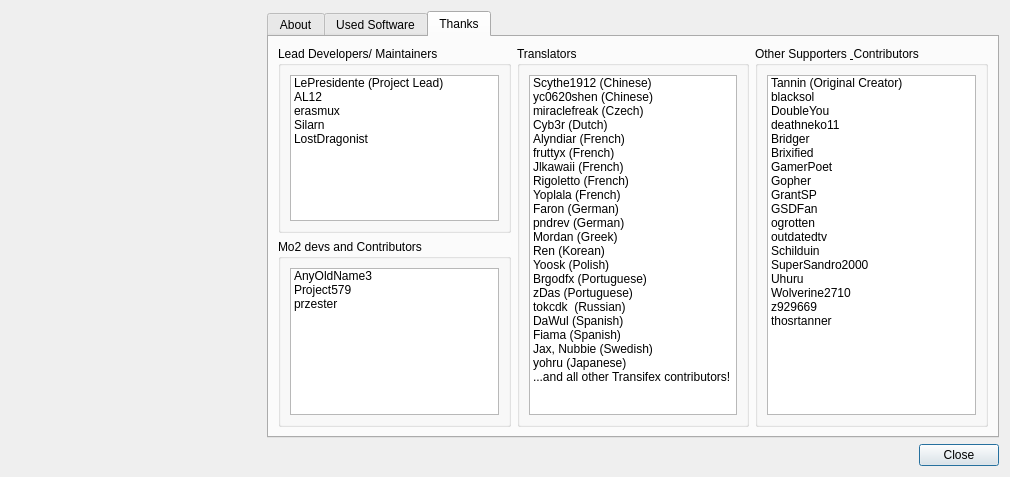
The window that modorganizer/src/aboutdialog.ui (Holt59/mo2-merge) describes before a commit, drawn with Qt 5.
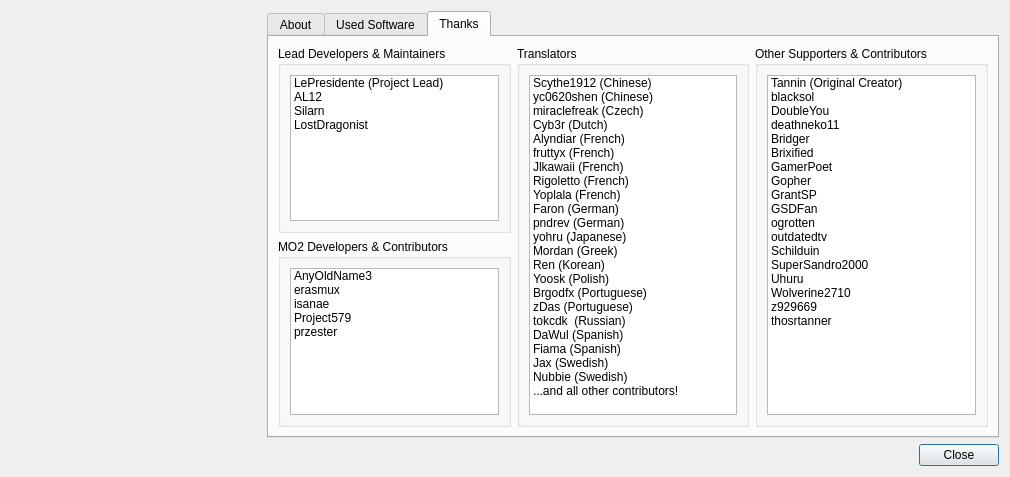
The same window after the commit. The open tabs and pages were chosen to show the change. Icons and pictures are not drawn.

Commit message: [modorganizer] About dialog updates

What changed in the file:
```diff
--- a/modorganizer/src/aboutdialog.ui
+++ b/modorganizer/src/aboutdialog.ui
@@ -157,7 +157,7 @@
          <item row="0" column="0">
           <widget class="QGroupBox" name="groupBox">
            <property name="title">
-            <string>Lead Developers/ Maintainers</string>
+            <string>Lead Developers &amp;&amp; Maintainers</string>
            </property>
            <layout class="QVBoxLayout" name="verticalLayout_6">
             <item>
@@ -175,11 +175,6 @@
                 <string notr="true">AL12</string>
                </property>
               </item>
-              <item>
-               <property name="text">
-                <string notr="true">erasmux</string>
-               </property>
-              </item>
               <item>
                <property name="text">
                 <string notr="true">Silarn</string>
@@ -198,7 +193,7 @@
          <item row="1" column="0">
           <widget class="QGroupBox" name="groupBox_2">
            <property name="title">
-            <string>Mo2 devs and Contributors</string>
+            <string>MO2 Developers &amp;&amp; Contributors</string>
            </property>
            <layout class="QVBoxLayout" name="verticalLayout_7" stretch="0">
             <item>
@@ -213,12 +208,22 @@
               </item>
               <item>
                <property name="text">
-                <string>Project579</string>
+                <string notr="true">erasmux</string>
                </property>
               </item>
               <item>
                <property name="text">
-                <string>przester</string>
+                <string notr="true">isanae</string>
+               </property>
+              </item>
+              <item>
+               <property name="text">
+                <string notr="true">Project579</string>
+               </property>
+              </item>
+              <item>
+               <property name="text">
+                <string notr="true">przester</string>
                </property>
               </item>
              </widget>
@@ -292,6 +297,11 @@
                 <string notr="true">pndrev (German)</string>
                </property>
               </item>
+              <item>
+               <property name="text">
+                <string>yohru (Japanese)</string>
+               </property>
+              </item>
               <item>
                <property name="text">
                 <string>Mordan (Greek)</string>
@@ -337,17 +347,17 @@
               </item>
               <item>
                <property name="text">
-                <string>Jax, Nubbie (Swedish)</string>
+                <string>Jax (Swedish)</string>
                </property>
               </item>
               <item>
                <property name="text">
-                <string>yohru (Japanese)</string>
+                <string>Nubbie (Swedish)</string>
                </property>
               </item>
               <item>
                <property name="text">
-                <string>...and all other Transifex contributors!</string>
+                <string>...and all other contributors!</string>
                </property>
                <property name="toolTip">
                 <string/>
@@ -361,7 +371,7 @@
          <item row="0" column="2" rowspan="2">
           <widget class="QGroupBox" name="groupBox_4">
            <property name="title">
-            <string>Other Supporters &amp; Contributors</string>
+            <string>Other Supporters &amp;&amp; Contributors</string>
            </property>
            <layout class="QVBoxLayout" name="verticalLayout_71">
             <item>
```
Left out of the diff: 27 changed lines with no effect on the pictures. The commit also changes 3 other files.
